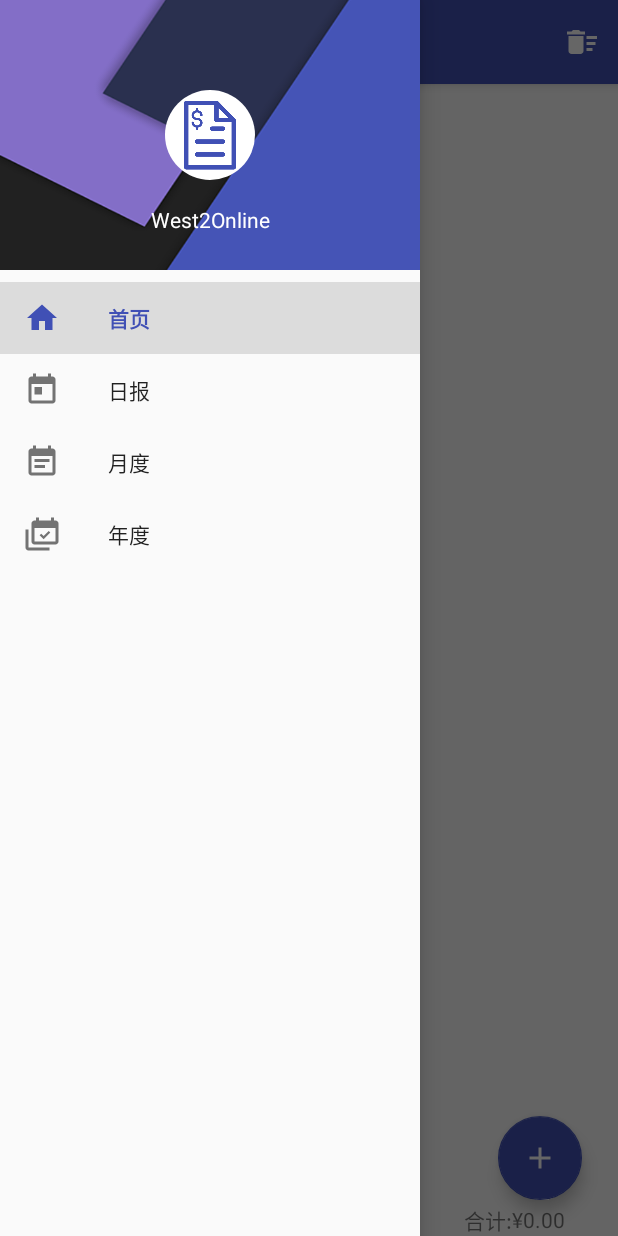
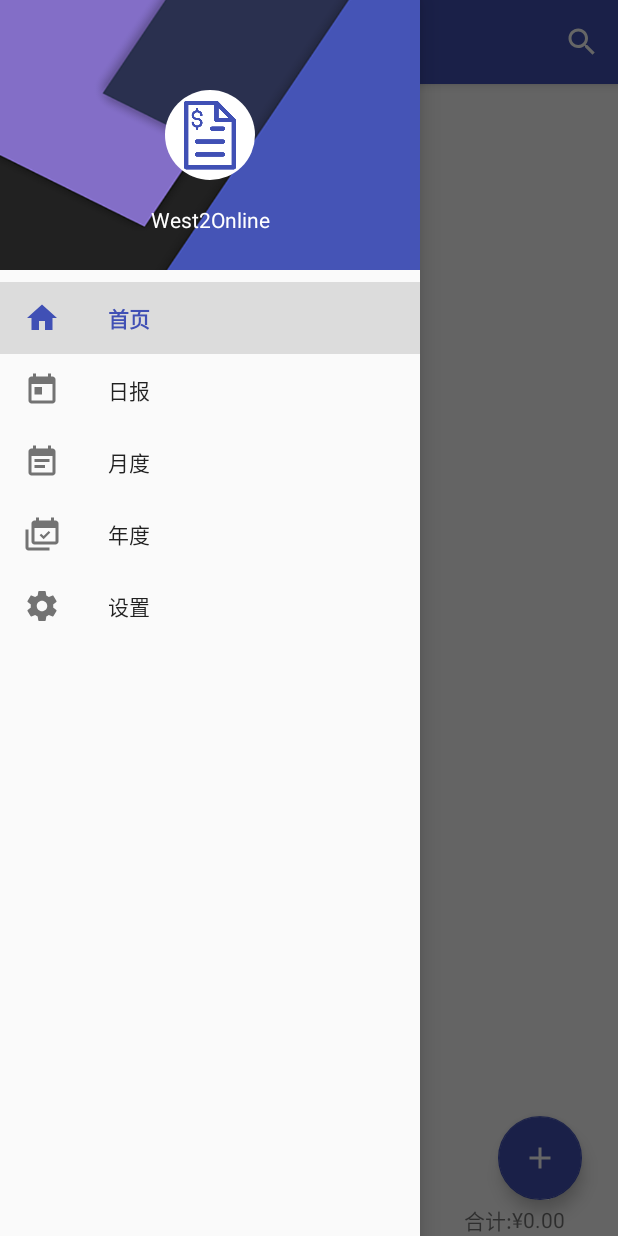
Before and after one commit to qyanzh/Keeper, an Android app: the screen it shows after launch (MainActivity), with the side drawer open, on a phone screen of 412 x 824 dp. Run offline under Robolectric (Android 15) with nearby library versions, the phone set to English and light mode, and no system bars; our stand-ins replace CircleImageView; libraries missing offline, so code that uses them is left out: com.timehop.stickyheadersrecyclerview, org.litepal; 9 statements that could not run were skipped.

Commit message:
- add : SettingsActivity.

```diff
--- a/app/build.gradle
+++ b/app/build.gradle
@@ -30,11 +30,12 @@ dependencies {
     implementation 'com.android.support:design:28.0.0'
     implementation 'com.android.support.constraint:constraint-layout:1.1.3'
     implementation 'com.android.support:appcompat-v7:28.0.0'
+    implementation 'com.android.support:preference-v7:28.0.0'
     implementation 'com.android.support:percent:28.0.0'
     implementation 'org.litepal.android:java:3.0.0'
     implementation 'de.hdodenhof:circleimageview:3.0.0'
     implementation 'com.android.support:support-v4:28.0.0'
-    implementation 'com.timehop.stickyheadersrecyclerview:library:[0.4.3]@aar'
+    implementation 'com.timehop.stickyheadersrecyclerview:library:0.4.3'
     testImplementation 'junit:junit:4.12'
     implementation "org.jetbrains.kotlin:kotlin-stdlib-jdk7:$kotlin_version"
 }
--- a/app/src/main/java/com/example/keeper/activities/MainActivity.java
+++ b/app/src/main/java/com/example/keeper/activities/MainActivity.java
@@ -1,8 +1,10 @@
 package com.example.keeper.activities;
 
 import android.app.AlertDialog;
+import android.content.Intent;
 import android.content.SharedPreferences;
 import android.os.Bundle;
+import android.preference.PreferenceManager;
 import android.support.annotation.NonNull;
 import android.support.design.widget.FloatingActionButton;
 import android.support.design.widget.NavigationView;
@@ -41,9 +43,10 @@ import static java.util.Calendar.MONTH;
 import static java.util.Calendar.YEAR;
 
 
-public class MainActivity extends AppCompatActivity {
+public class MainActivity extends AppCompatActivity implements SharedPreferences.OnSharedPreferenceChangeListener {
 
     public static final String TAG = "MainActivity";
+    private static final String PREF_DEV_MODE = "pref_dev_mode";
 
 
     Toolbar toolbar;
@@ -56,11 +59,14 @@ public class MainActivity extends AppCompatActivity {
     SumBillListFragment dailyFragment;
     List<BillListFragment> mFragments = new ArrayList<>();
     public FloatingActionButton fab;
+    SharedPreferences sharedPreferences;
 
     @Override
     protected void onCreate(Bundle savedInstanceState) {
+        Log.d(TAG, "onCreate: ");
         setTheme(R.style.TransparentStatusBar);
-        Log.d(TAG, "onCreate: ");
+        PreferenceManager.setDefaultValues(this, R.xml.preferences, true);
+        sharedPreferences = PreferenceManager.getDefaultSharedPreferences(this);
         super.onCreate(savedInstanceState);
         setContentView(R.layout.activity_main);
         LitePal.initialize(this);
@@ -102,7 +108,7 @@ public class MainActivity extends AppCompatActivity {
 
     public void welcome() {
         SharedPreferences sp = getSharedPreferences("isFirstOpen", MODE_PRIVATE);
-        boolean isFirstOpen = sp.getBoolean("isFirstOpen", true);
+        boolean isFirstOpen = sp.getBoolean("isFirstOpen", false);
         if (isFirstOpen) {
             BillItem welcome = new BillItem();
             welcome.setPrice(0);
@@ -165,6 +171,9 @@ public class MainActivity extends AppCompatActivity {
                 showFragment(yearlyFragment);
                 toolbar.setTitle(R.string.yearly);
                 break;
+            case R.id.nav_menu_settings:
+                startActivity(new Intent(this, SettingsActivity.class));
+                return true;
         }
         setFabClick();
         mDrawerLayout.closeDrawers();
@@ -178,7 +187,6 @@ public class MainActivity extends AppCompatActivity {
             Bundle bundle = MyBundleHelper.getDateQueryBundle(MyBundleHelper.YEAR_MODE, c.get(YEAR));
             bundle.putString("TAG", YEARLY_FRAGMENT_TAG);
             yearlyFragment.setArguments(bundle);
-            mFragments.add(yearlyFragment);
         }
 
         if (monthlyFragment == null) {
@@ -187,7 +195,6 @@ public class MainActivity extends AppCompatActivity {
             Bundle bundle = MyBundleHelper.getDateQueryBundle(MyBundleHelper.MONTH_MODE, c.get(YEAR), c.get(MONTH) + 1);
             bundle.putString("TAG", MONTHLY_FRAGMENT_TAG);
             monthlyFragment.setArguments(bundle);
-            mFragments.add(monthlyFragment);
         }
         if (dailyFragment == null) {
             dailyFragment = new SumBillListFragment();
@@ -195,7 +202,6 @@ public class MainActivity extends AppCompatActivity {
             Bundle bundle = MyBundleHelper.getDateQueryBundle(MyBundleHelper.DAY_MODE, c.get(YEAR), c.get(MONTH) + 1, c.get(DAY_OF_MONTH));
             bundle.putString("TAG", DAILY_FRAGMENT_TAG);
             dailyFragment.setArguments(bundle);
-            mFragments.add(dailyFragment);
         }
 
         if (homeFragment == null) {
@@ -203,39 +209,32 @@ public class MainActivity extends AppCompatActivity {
             Bundle bundle = new Bundle();
             bundle.putString("TAG", "HomeFragment");
             homeFragment.setArguments(bundle);
-            mFragments.add(homeFragment);
         }
-
-        FragmentTransaction ft = getSupportFragmentManager().beginTransaction();
-        ft.add(R.id.home_fragment_container, homeFragment, homeFragment.TAG).commit();
-//        mFragments.forEach(mFragment -> {
-//            if (!mFragment.isAdded()) {
-//                ft.add(R.id.home_fragment_container, mFragment, mFragment.TAG);
-//            }
-//        });
-//        mFragments.forEach(ft::hide);
-//        ft.show(homeFragment).commit();
-        currentFragment = homeFragment;
+        showFragment(homeFragment);
     }
 
 
     private void showFragment(BillListFragment selectedFragment) {
         if (currentFragment != selectedFragment) {
             FragmentTransaction ft = getSupportFragmentManager().beginTransaction();
+            if (currentFragment != null) {
                 ft.hide(currentFragment);
+            }
             if (!selectedFragment.isAdded()) {
                 ft.add(R.id.home_fragment_container, selectedFragment, selectedFragment.TAG);
-            } else {
+                mFragments.add(selectedFragment);
+            }
             ft.show(selectedFragment);
-            }
             ft.commitNow();
             selectedFragment.reloadData();
+            currentFragment = selectedFragment;
         }
-        currentFragment = selectedFragment;
     }
 
     public void setFabClick() {
+        if (currentFragment != null) {
             fab.setOnClickListener(v -> currentFragment.startEditActivityForAdd());
+            if (sharedPreferences.getBoolean(PREF_DEV_MODE, false)) {
                 fab.setOnLongClickListener(v -> {
                     android.app.AlertDialog.Builder builder = new android.app.AlertDialog.Builder(this);
                     builder.setMessage(getString(R.string.randomlyAddForTest))
@@ -245,6 +244,9 @@ public class MainActivity extends AppCompatActivity {
                     builder.create().show();
                     return true;
                 });
+            } else {
+                fab.setOnLongClickListener(null);
+            }
             currentFragment.billRecyclerView.addOnScrollListener(new RecyclerView.OnScrollListener() {
                 @Override
                 public void onScrolled(@NonNull RecyclerView recyclerView, int dx, int dy) {
@@ -256,6 +258,7 @@ public class MainActivity extends AppCompatActivity {
                     }
                 }
             });
+        }
     }
 
 
@@ -276,7 +279,7 @@ public class MainActivity extends AppCompatActivity {
                     LitePal.deleteAll(BillItem.class);
                     mFragments.forEach(mFragment -> {
                         mFragment.billItemList.clear();
-                        mFragment.adapter.notifyDataSetChanged();
+                        mFragment.billAdapter.notifyDataSetChanged();
                         mFragment.refreshAmountOfMoney();
                         mFragment.checkListEmpty();
                     });
@@ -287,4 +290,21 @@ public class MainActivity extends AppCompatActivity {
         builder.create().show();
     }
 
+    @Override
+    public void onSharedPreferenceChanged(SharedPreferences sharedPreferences, String key) {
+        if (key.equals(PREF_DEV_MODE)) {
+            setFabClick();
         }
+    }
+
+    @Override
+    public boolean onPrepareOptionsMenu(Menu menu) {
+        if (sharedPreferences.getBoolean(PREF_DEV_MODE, false)) {
+            menu.findItem(R.id.delete_all).setVisible(true);
+        } else {
+            menu.findItem(R.id.delete_all).setVisible(false);
+        }
+        invalidateOptionsMenu();
+        return super.onPrepareOptionsMenu(menu);
+    }
+}
--- a/app/src/main/java/com/example/keeper/fragments/BillListFragment.java
+++ b/app/src/main/java/com/example/keeper/fragments/BillListFragment.java
@@ -38,14 +38,14 @@ public class BillListFragment extends Fragment {
     public View view;
     public String TAG;
     public List<BillItem> billItemList;
-    public BillAdapter adapter;
+    public BillAdapter billAdapter;
     public RecyclerView billRecyclerView;
     public MainActivity mActivity;
     Group emptyListImage;
     TextView textTotalIncome;
     TextView textTotalPayout;
     TextView textTotalAmount;
-
+    public boolean isFirstShow = true;
     public static final int REQUEST_ADD_BILL = 0;
     public static final int REQUEST_EDIT_BILL = 1;
     String[] queryConditions;
@@ -62,15 +62,17 @@ public class BillListFragment extends Fragment {
             TAG = bundle.getString("TAG");
         }
         billItemList = LitePal.where(getMergedQueryString()).order("timeMills desc").find(BillItem.class);
-        adapter = new BillAdapter(this, billItemList);
+        billAdapter = new BillAdapter(this, billItemList);
         setRetainInstance(true);
+        Log.d(TAG, "onCreate: ");
     }
 
     @Nullable
     @Override
     public View onCreateView(@NonNull LayoutInflater inflater, @Nullable ViewGroup container, @Nullable Bundle savedInstanceState) {
+        Log.d(TAG, "onCreateView: ");
         if (view == null) {
-            view = inflater.inflate(R.layout.fragment_query, container, false);
+            view = inflater.inflate(R.layout.fragment_billlist, container, false);
         }
         textTotalIncome = view.findViewById(R.id.text_income_amount);
         textTotalPayout = view.findViewById(R.id.text_payout_amount);
@@ -78,11 +80,11 @@ public class BillListFragment extends Fragment {
         emptyListImage = view.findViewById(R.id.empty_list_image);
         billRecyclerView = view.findViewById(R.id.bill_recyclerview);
         billRecyclerView.setLayoutManager(new LinearLayoutManager(getActivity()));
-        billRecyclerView.setAdapter(adapter);
+        billRecyclerView.setAdapter(billAdapter);
         billRecyclerView.setHasFixedSize(true);
-        final StickyRecyclerHeadersDecoration headersDecoration = new StickyRecyclerHeadersDecoration(adapter);
+        final StickyRecyclerHeadersDecoration headersDecoration = new StickyRecyclerHeadersDecoration(billAdapter);
         billRecyclerView.addItemDecoration(headersDecoration);
-        adapter.registerAdapterDataObserver(new RecyclerView.AdapterDataObserver() {
+        billAdapter.registerAdapterDataObserver(new RecyclerView.AdapterDataObserver() {
             @Override
             public void onChanged() {
                 headersDecoration.invalidateHeaders();
@@ -93,6 +95,7 @@ public class BillListFragment extends Fragment {
 
     @Override
     public void onResume() {
+        Log.d(TAG, "onResume: ");
         super.onResume();
         checkListEmpty();
         refreshAmountOfMoney();
@@ -179,14 +182,14 @@ public class BillListFragment extends Fragment {
             int newPosition = Collections.binarySearch(billItemList, billItem, new MyBillTools.CompareBillByTime());
             if (newPosition < 0) newPosition = -newPosition - 1;
             billItemList.add(newPosition, billItem);
-            adapter.notifyItemInserted(newPosition);
+            billAdapter.notifyItemInserted(newPosition);
             billRecyclerView.scrollToPosition(newPosition);
         }
     }
 
     void onBillDeleted(int prePosition) {
         billItemList.remove(prePosition);
-        adapter.notifyItemRemoved(prePosition);
+        billAdapter.notifyItemRemoved(prePosition);
     }
 
     void onBillEdited(int prePosition, long id) {
@@ -196,24 +199,27 @@ public class BillListFragment extends Fragment {
             if (newPosition < 0) newPosition = -newPosition - 1;
             if (newPosition == prePosition) {
                 billItemList.set(prePosition, billItem);
-                adapter.notifyItemChanged(prePosition);
+                billAdapter.notifyItemChanged(prePosition);
             } else {
-                adapter.notifyItemRemoved(prePosition);
-                adapter.notifyItemInserted(newPosition);
+                billAdapter.notifyItemRemoved(prePosition);
+                billAdapter.notifyItemInserted(newPosition);
                 billRecyclerView.scrollToPosition(newPosition);
             }
         } else {
-            adapter.notifyItemRemoved(prePosition);
+            billAdapter.notifyItemRemoved(prePosition);
         }
     }
 
     public void reloadData() {
-        billItemList.clear();
-        Log.d(TAG, " reloadData");
-        billItemList.addAll(LitePal.where(getMergedQueryString()).order("timeMills desc").find(BillItem.class));
-        adapter.notifyDataSetChanged();
-        checkListEmpty();
-        refreshAmountOfMoney();
+        if (!isFirstShow) {
+            billItemList.clear();
+            Log.d(TAG, " reloadData");
+            billItemList.addAll(LitePal.where(getMergedQueryString()).order("timeMills desc").find(BillItem.class));
+            billAdapter.notifyDataSetChanged();
+            checkListEmpty();
+            refreshAmountOfMoney();
+        }
+        isFirstShow = false;
     }
 
     private void refreshRecyclerViewAfterEdit(Intent intent) {
--- a/app/src/main/java/com/example/keeper/fragments/HomeFragment.java
+++ b/app/src/main/java/com/example/keeper/fragments/HomeFragment.java
@@ -3,9 +3,12 @@ package com.example.keeper.fragments;
 import android.os.Bundle;
 import android.support.annotation.NonNull;
 import android.support.annotation.Nullable;
+import android.support.v7.widget.LinearLayoutCompat;
 import android.view.LayoutInflater;
 import android.view.View;
 import android.view.ViewGroup;
+
+import com.example.keeper.R;
 
 
 public class HomeFragment extends BillListFragment {
@@ -14,6 +17,8 @@ public class HomeFragment extends BillListFragment {
     @Override
     public View onCreateView(@NonNull LayoutInflater inflater, @Nullable ViewGroup container, @Nullable Bundle savedInstanceState) {
         super.onCreateView(inflater, container, savedInstanceState);
+        LinearLayoutCompat barDateSpinner = view.findViewById(R.id.bar_date_spinner);
+        barDateSpinner.setVisibility(View.GONE);
         return view;
     }
 
--- /dev/null
+++ b/app/src/main/res/drawable/ic_build_white_24dp.xml
@@ -0,0 +1,10 @@
+<vector android:height="24dp"
+    android:tint="@color/gray"
+    android:viewportHeight="24.0"
+    android:viewportWidth="24.0"
+    android:width="24dp"
+    xmlns:android="http://schemas.android.com/apk/res/android">
+    <path
+        android:fillColor="#FF000000"
+        android:pathData="M22.7,19l-9.1,-9.1c0.9,-2.3 0.4,-5 -1.5,-6.9 -2,-2 -5,-2.4 -7.4,-1.3L9,6 6,9 1.6,4.7C0.4,7.1 0.9,10.1 2.9,12.1c1.9,1.9 4.6,2.4 6.9,1.5l9.1,9.1c0.4,0.4 1,0.4 1.4,0l2.3,-2.3c0.5,-0.4 0.5,-1.1 0.1,-1.4z" />
+</vector>
--- /dev/null
+++ b/app/src/main/res/drawable/ic_search_white_24dp.xml
@@ -0,0 +1,10 @@
+<vector android:height="24dp"
+    android:tint="#FFFFFF"
+    android:viewportHeight="24.0"
+    android:viewportWidth="24.0"
+    android:width="24dp"
+    xmlns:android="http://schemas.android.com/apk/res/android">
+    <path
+        android:fillColor="#FF000000"
+        android:pathData="M15.5,14h-0.79l-0.28,-0.27C15.41,12.59 16,11.11 16,9.5 16,5.91 13.09,3 9.5,3S3,5.91 3,9.5 5.91,16 9.5,16c1.61,0 3.09,-0.59 4.23,-1.57l0.27,0.28v0.79l5,4.99L20.49,19l-4.99,-5zM9.5,14C7.01,14 5,11.99 5,9.5S7.01,5 9.5,5 14,7.01 14,9.5 11.99,14 9.5,14z" />
+</vector>
--- /dev/null
+++ b/app/src/main/res/drawable/ic_settings_black_24dp.xml
@@ -0,0 +1,10 @@
+<vector android:height="24dp"
+    android:tint="#FFFFFF"
+    android:viewportHeight="24.0"
+    android:viewportWidth="24.0"
+    android:width="24dp"
+    xmlns:android="http://schemas.android.com/apk/res/android">
+    <path
+        android:fillColor="#FF000000"
+        android:pathData="M19.43,12.98c0.04,-0.32 0.07,-0.64 0.07,-0.98s-0.03,-0.66 -0.07,-0.98l2.11,-1.65c0.19,-0.15 0.24,-0.42 0.12,-0.64l-2,-3.46c-0.12,-0.22 -0.39,-0.3 -0.61,-0.22l-2.49,1c-0.52,-0.4 -1.08,-0.73 -1.69,-0.98l-0.38,-2.65C14.46,2.18 14.25,2 14,2h-4c-0.25,0 -0.46,0.18 -0.49,0.42l-0.38,2.65c-0.61,0.25 -1.17,0.59 -1.69,0.98l-2.49,-1c-0.23,-0.09 -0.49,0 -0.61,0.22l-2,3.46c-0.13,0.22 -0.07,0.49 0.12,0.64l2.11,1.65c-0.04,0.32 -0.07,0.65 -0.07,0.98s0.03,0.66 0.07,0.98l-2.11,1.65c-0.19,0.15 -0.24,0.42 -0.12,0.64l2,3.46c0.12,0.22 0.39,0.3 0.61,0.22l2.49,-1c0.52,0.4 1.08,0.73 1.69,0.98l0.38,2.65c0.03,0.24 0.24,0.42 0.49,0.42h4c0.25,0 0.46,-0.18 0.49,-0.42l0.38,-2.65c0.61,-0.25 1.17,-0.59 1.69,-0.98l2.49,1c0.23,0.09 0.49,0 0.61,-0.22l2,-3.46c0.12,-0.22 0.07,-0.49 -0.12,-0.64l-2.11,-1.65zM12,15.5c-1.93,0 -3.5,-1.57 -3.5,-3.5s1.57,-3.5 3.5,-3.5 3.5,1.57 3.5,3.5 -1.57,3.5 -3.5,3.5z" />
+</vector>
--- a/app/src/main/res/menu/nav.xml
+++ b/app/src/main/res/menu/nav.xml
@@ -27,4 +27,9 @@
         />
     </group>
 
+    <item
+        android:id="@+id/nav_menu_settings"
+        android:icon="@drawable/ic_settings_black_24dp"
+        android:title="@string/settings" />
+
 </menu>
--- a/app/src/main/res/menu/toolbar.xml
+++ b/app/src/main/res/menu/toolbar.xml
@@ -2,8 +2,15 @@
 <menu xmlns:android="http://schemas.android.com/apk/res/android"
     xmlns:app="http://schemas.android.com/apk/res-auto">
     <item
+        android:visible="false"
         android:id="@+id/delete_all"
         android:icon="@drawable/ic_delete_all_black_24dp"
-        app:showAsAction="always"
+        app:showAsAction="ifRoom"
+        android:title="@string/deleteAll" />
+    <item
+        android:visible="true"
+        android:id="@+id/search"
+        android:icon="@drawable/ic_search_white_24dp"
+        app:showAsAction="ifRoom"
         android:title="@string/search" />
 </menu>
--- a/app/src/main/res/values/strings.xml
+++ b/app/src/main/res/values/strings.xml
@@ -26,6 +26,7 @@
 
     <string name="add">新建</string>
     <string name="delete">删除</string>
+    <string name="deleteAll">删除数据库</string>
     <string name="edit">编辑</string>
     <string name="search">查找</string>
     <string name="giveUpOperationQM">放弃本次操作?</string>
@@ -41,5 +42,11 @@
     <string name="incomeWithSignal">收入:</string>
     <string name="totalWithSignal">合计:</string>
     <string name="confirmDeleteAll">确认清空数据库?(供测试)</string>
+    <string name="developerMode">开发者选项</string>
+    <string name="openDevMode">打开开发者选项</string>
+    <string name="resetApp">重置应用程序</string>
+    <string name="summary_dev_mode">长按fab随机添加项目,一键删库menu</string>
+    <string name="summary_reset">开启后下次启动App将还原到初始状态</string>
+    <string name="settings">设置</string>
 
 </resources>
--- /dev/null
+++ b/app/src/main/res/xml/preferences.xml
@@ -0,0 +1,11 @@
+<?xml version="1.0" encoding="utf-8"?>
+<PreferenceScreen xmlns:android="http://schemas.android.com/apk/res/android">
+    <PreferenceCategory android:title="@string/developerMode">
+        <SwitchPreference
+            android:icon="@drawable/ic_build_white_24dp"
+            android:defaultValue="false"
+            android:key="pref_dev_mode"
+            android:summary="@string/summary_dev_mode"
+            android:title="@string/openDevMode" />
+    </PreferenceCategory>
+</PreferenceScreen>
```
Also changed, not shown: app/src/main/AndroidManifest.xml (+10 -6 lines), app/src/main/java/com/example/keeper/activities/SettingsActivity.java (added, +39 -0 lines), app/src/main/java/com/example/keeper/fragments/SettingsFragment.java (added, +19 -0 lines), app/src/main/java/com/example/keeper/fragments/SumBillListFragment.java (+14 -9 lines), app/src/main/res/layout/activity_settings.xml (added, +37 -0 lines), app/src/main/res/layout/fragment_query.xml (deleted, +0 -36 lines), app/src/main/res/layout/fragment_settings.xml (added, +8 -0 lines), app/src/main/res/layout/fragment_billlist.xml (renamed from app/src/main/res/layout/fragment_datequery.xml). Lines whose indentation alone changed are shown as unchanged.
